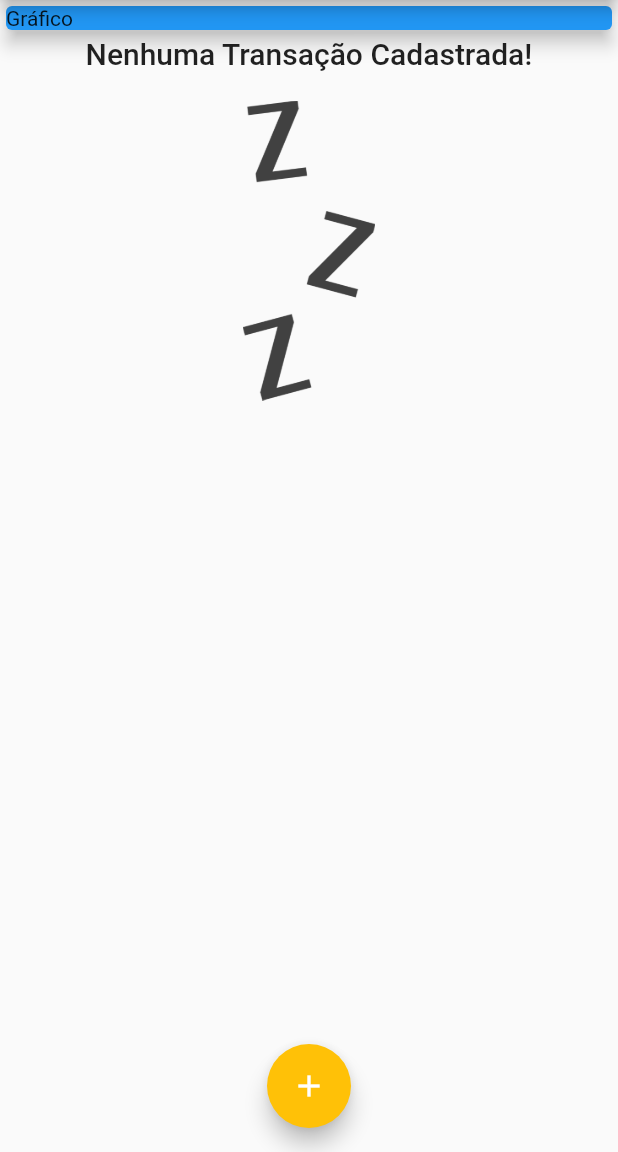
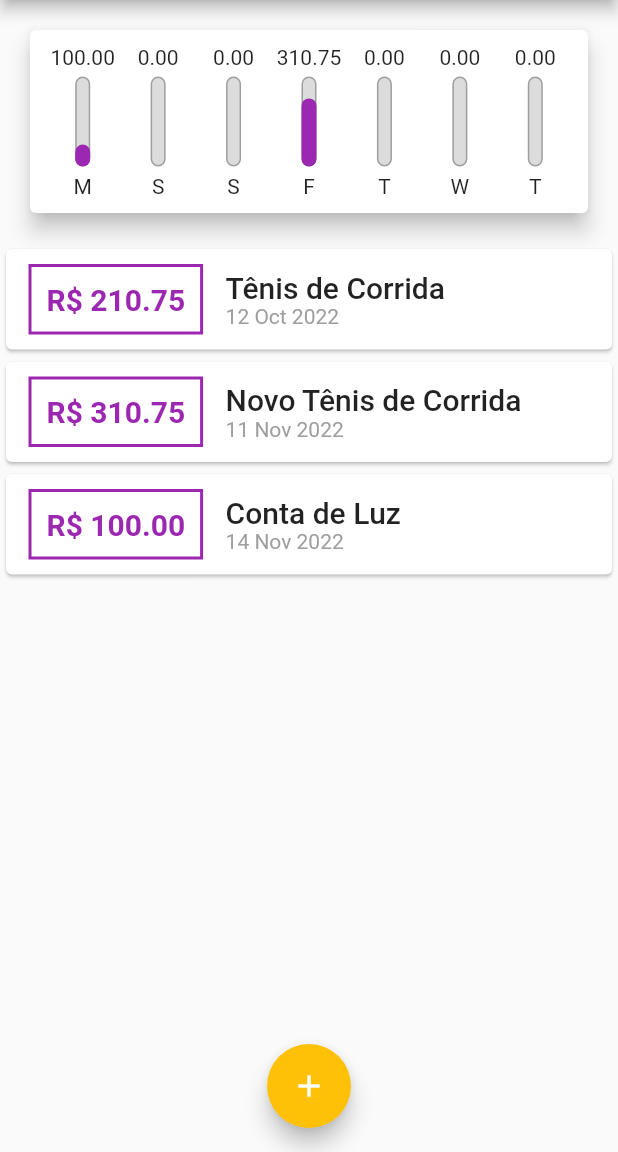
Before and after one commit to FernandoRCandiani/Project-Despesas-Pessoais, a Flutter app: the screen it shows after launch, on a phone screen of 412 x 824 dp, the part 84-1236 px from its top. Run offline on Flutter 3.47's test engine with Material 2 defaults, Android fonts, the phone set to English and light mode, and no system bars.

Commit message:
Chart creation

```diff
--- /dev/null
+++ b/lib/components/chart.dart
@@ -0,0 +1,65 @@
+import 'package:expenses/components/chart_bar.dart';
+import 'package:flutter/material.dart';
+import 'package:intl/intl.dart';
+import '../models/transaction.dart';
+
+class Chart extends StatelessWidget {
+  final List recentTransaction;
+
+  Chart(this.recentTransaction);
+
+  List get groupedTransactions {
+    return List.generate(7, (index) {
+      final weekDay = DateTime.now().subtract(
+        Duration(days: index),
+      );
+
+      double totalSum = 0.0;
+
+      for (var i = 0; i < recentTransaction.length; i++) {
+        bool sameDay = recentTransaction[i].date.day == weekDay.day;
+        bool sameMonth = recentTransaction[i].date.month == weekDay.month;
+        bool sameYear = recentTransaction[i].date.year == weekDay.year;
+
+        if (sameDay && sameMonth && sameYear) {
+          totalSum += recentTransaction[i].value;
+        }
+      }
+
+      return {
+        'day': DateFormat.E().format(weekDay)[0],
+        'value': totalSum,
+      };
+    });
+  }
+
+  double get _weekTotalValue {
+    return groupedTransactions.fold(0.0, (sum, tr) {
+      return sum + tr['value'];
+    });
+  }
+
+  @override
+  Widget build(BuildContext context) {
+    return Card(
+      elevation: 6,
+      margin: EdgeInsets.all(20),
+      child: Padding(
+        padding: const EdgeInsets.all(10),
+        child: Row(
+          mainAxisAlignment: MainAxisAlignment.spaceAround,
+          children: groupedTransactions.map((tr) {
+            return Flexible(
+              fit: FlexFit.tight,
+              child: ChartBar(
+                label: tr['day'],
+                value: tr['value'],
+                percentage: (tr['value'] as double) / _weekTotalValue,
+              ),
+            );
+          }).toList(),
+        ),
+      ),
+    );
+  }
+}
--- /dev/null
+++ b/lib/components/chart_bar.dart
@@ -0,0 +1,55 @@
+import 'package:flutter/material.dart';
+
+class ChartBar extends StatelessWidget {
+  final String? label;
+  final double? value;
+  final double? percentage;
+
+  ChartBar({
+    this.label,
+    this.value,
+    this.percentage,
+  });
+
+  @override
+  Widget build(BuildContext context) {
+    return Column(
+      children: [
+        FittedBox(
+          child: Text('${value?.toStringAsFixed(2)}'),
+        ),
+        SizedBox(height: 5),
+        Container(
+          height: 60,
+          width: 10,
+          child: Stack(
+            alignment: Alignment.bottomCenter,
+            children: [
+              Container(
+                decoration: BoxDecoration(
+                  border: Border.all(
+                    color: Colors.grey,
+                    width: 1.0,
+                  ),
+                  color: Color.fromRGBO(220, 220, 220, 1),
+                  borderRadius: BorderRadius.circular(5),
+                ),
+              ),
+              FractionallySizedBox(
+                heightFactor: percentage,
+                child: Container(
+                  decoration: BoxDecoration(
+                    color: Theme.of(context).colorScheme.primary,
+                    borderRadius: BorderRadius.circular(5),
+                  ),
+                ),
+              )
+            ],
+          ),
+        ),
+        SizedBox(height: 5),
+        Text(label!),
+      ],
+    );
+  }
+}
--- a/lib/main.dart
+++ b/lib/main.dart
@@ -1,3 +1,4 @@
+import 'package:expenses/components/chart.dart';
 import 'package:flutter/material.dart';
 
 import 'package:expenses/components/transaction_form.dart';
@@ -44,26 +45,40 @@ class MyHomePage extends StatefulWidget {
 
 class _MyHomePageState extends State<MyHomePage> {
   final _transaction = [
-    // Transaction(
-    //   id: 't1',
-    //   title: 'Novo Tênis de Corrida',
-    //   value: 310.75,
-    //   date: DateTime.now(),
-    // ),
-    // Transaction(
-    //   id: 't2',
-    //   title: 'Conta de Luz',
-    //   value: 100.00,
-    //   date: DateTime.now(),
-    // ),
+    Transaction(
+      id: 't0',
+      title: 'Tênis de Corrida',
+      value: 210.75,
+      date: DateTime.now().subtract(Duration(days: 33)),
+    ),
+    Transaction(
+      id: 't1',
+      title: 'Novo Tênis de Corrida',
+      value: 310.75,
+      date: DateTime.now().subtract(Duration(days: 3)),
+    ),
+    Transaction(
+      id: 't2',
+      title: 'Conta de Luz',
+      value: 100.00,
+      date: DateTime.now(),
+    ),
   ];
+
+  List get _recentTransactions {
+    return _transaction
+        .where((tr) => tr.date.isAfter(DateTime.now().subtract(
+              Duration(days: 7),
+            )))
+        .toList();
+  }
 
   _addTransation(String title, double value) {
     final newTransaction = Transaction(
       id: Random().nextDouble().toString(),
       title: title,
       value: value,
-      date: DateTime.now(),
+      date: DateTime.now().subtract(Duration(days: 0)),
     );
 
     setState(() {
@@ -98,14 +113,7 @@ class _MyHomePageState extends State<MyHomePage> {
         child: Column(
           crossAxisAlignment: CrossAxisAlignment.stretch,
           children: [
-            Container(
-              width: double.infinity,
-              child: Card(
-                color: Colors.blue,
-                child: Text('Gráfico'),
-                elevation: 5,
-              ),
-            ),
+            Chart(_recentTransactions),
             TransactionList(_transaction),
           ],
         ),
```
